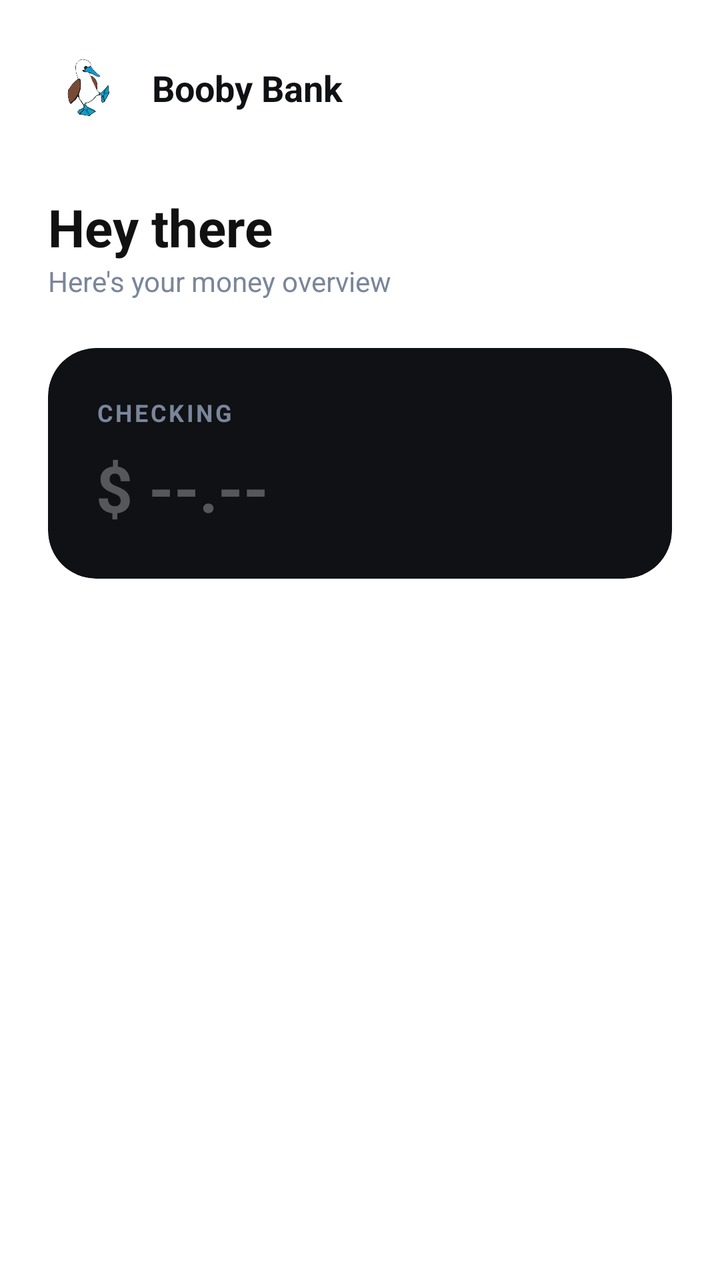
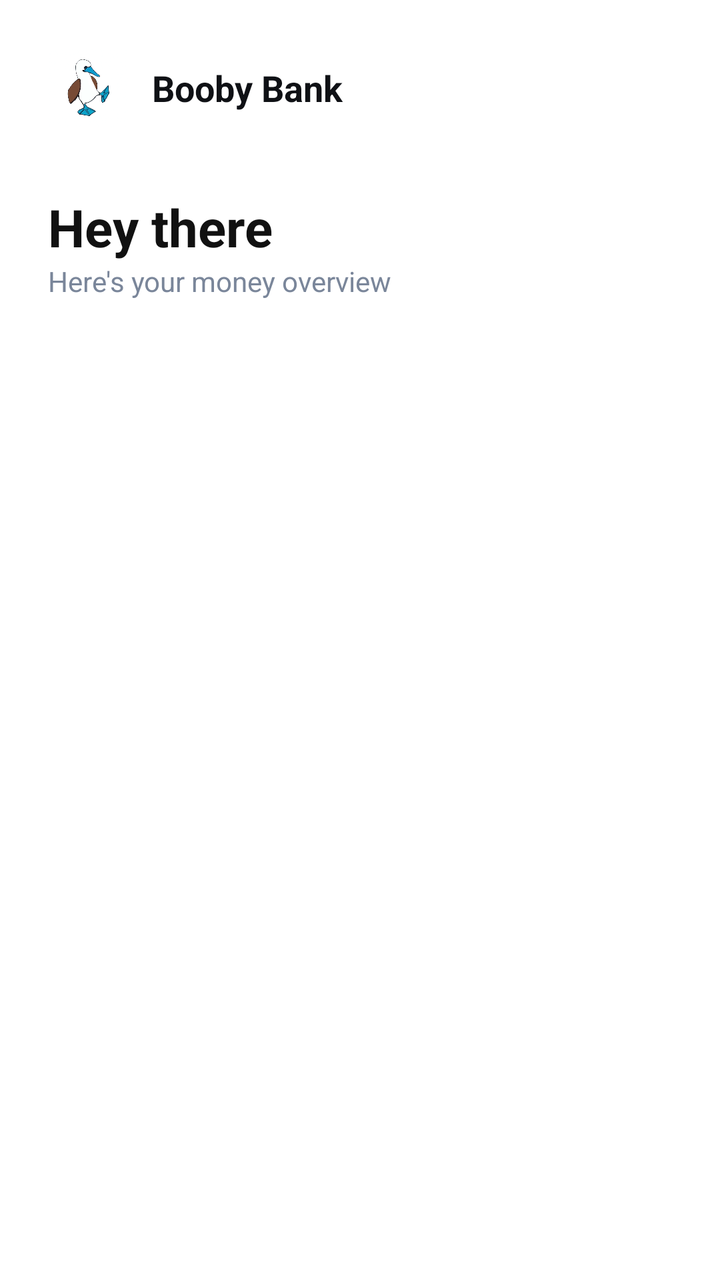

Compare the two renders of this Android layout. The source of the first and the diff that turns it into the second are given below.
<!-- AndroidManifest.xml: application theme Theme.YourBankApp -->
<!-- res/layout/fragment_dashboard.xml -->
<?xml version="1.0" encoding="utf-8"?>
<LinearLayout xmlns:android="http://schemas.android.com/apk/res/android"
    xmlns:app="http://schemas.android.com/apk/res-auto"
    android:layout_width="match_parent"
    android:layout_height="match_parent"
    android:orientation="vertical"
    android:padding="24dp"
    android:background="@color/white">

    <RelativeLayout
        android:layout_width="match_parent"
        android:layout_height="wrap_content"
        android:layout_marginBottom="32dp">

        <ImageView
            android:id="@+id/logo_icon"
            android:layout_width="40dp"
            android:layout_height="40dp"
            android:layout_alignParentStart="true"
            android:src="@drawable/booby" />

        <TextView
            android:layout_width="wrap_content"
            android:layout_height="wrap_content"
            android:layout_toEndOf="@id/logo_icon"
            android:layout_centerVertical="true"
            android:layout_marginStart="12dp"
            android:text="@string/app_name"
            android:textStyle="bold"
            android:textColor="@color/bg_dark"
            android:textSize="18sp" />
    </RelativeLayout>

    <TextView
        android:id="@+id/tv_welcome_name"
        android:layout_width="wrap_content"
        android:layout_height="wrap_content"
        android:text="@string/welcome_message"
        android:textSize="26sp"
        android:textStyle="bold"
        android:textColor="@color/text_main" />

    <TextView
        android:layout_width="wrap_content"
        android:layout_height="wrap_content"
        android:text="@string/money_overview"
        android:textColor="@color/text_muted"
        android:textSize="14sp"
        android:layout_marginBottom="24dp" />

    <com.google.android.material.card.MaterialCardView
        android:id="@+id/card_balance"
        android:layout_width="match_parent"
        android:layout_height="wrap_content"
        app:cardCornerRadius="24dp"
        app:cardBackgroundColor="@color/bg_dark"
        app:strokeWidth="0dp"
        android:padding="24dp"
        android:clickable="true"
        android:focusable="true"
        android:foreground="?attr/selectableItemBackground">

        <LinearLayout
            android:layout_width="match_parent"
            android:layout_height="wrap_content"
            android:orientation="vertical"
            android:padding="24dp">

            <TextView
                android:layout_width="wrap_content"
                android:layout_height="wrap_content"
                android:text="@string/checking_label"
                android:textColor="@color/text_muted"
                android:textStyle="bold"
                android:textSize="12sp"
                android:letterSpacing="0.1" />

            <FrameLayout
                android:layout_width="wrap_content"
                android:layout_height="wrap_content"
                android:layout_marginTop="8dp">

                <TextView
                    android:id="@+id/tv_balance"
                    android:layout_width="wrap_content"
                    android:layout_height="wrap_content"
                    android:text="$ --.--"
                    android:textColor="@color/white"
                    android:textSize="32sp"
                    android:textStyle="bold"
                    android:alpha="0.3" />

                <ProgressBar
                    android:id="@+id/pb_balance_loading"
                    style="?android:attr/progressBarStyleSmall"
                    android:layout_width="wrap_content"
                    android:layout_height="wrap_content"
                    android:layout_gravity="center"
                    android:indeterminateTint="@color/white" />
            </FrameLayout>
        </LinearLayout>
    </com.google.android.material.card.MaterialCardView>

</LinearLayout>
<!-- resources referenced by this layout -->
<resources>
  <color name="bg_dark">#0F1115</color>
  <color name="text_main">#111111</color>
  <color name="text_muted">#7A869A</color>
  <color name="white">#FFFFFF</color>
  <!-- drawable booby: png bitmap (drawable, 149043 bytes) -->
  <string name="app_name">Booby Bank</string>
  <string name="checking_label">CHECKING</string>
  <string name="money_overview">Here\'s your money overview</string>
  <string name="welcome_message">Hey there</string>
  <style name="Theme.YourBankApp" parent="Theme.Material3.DayNight.NoActionBar">
          
          <item name="colorPrimary">@color/bg_dark</item>
          <item name="colorOnPrimary">@color/white</item>
          
          <item name="colorSecondary">@color/card_light</item>
          <item name="colorOnSecondary">@color/text_main</item>
          
          <item name="android:statusBarColor">@color/white</item>
          <item name="android:windowLightStatusBar">true</item>
      </style>
  <color name="card_light">#F4F7FC</color>
</resources>

<!-- the commit's change to res/layout/fragment_dashboard.xml (unified diff, before → after) -->
@@ -1,104 +1,71 @@
 <?xml version="1.0" encoding="utf-8"?>
-<LinearLayout xmlns:android="http://schemas.android.com/apk/res/android"
+<androidx.core.widget.NestedScrollView xmlns:android="http://schemas.android.com/apk/res/android"
     xmlns:app="http://schemas.android.com/apk/res-auto"
     android:layout_width="match_parent"
     android:layout_height="match_parent"
-    android:orientation="vertical"
-    android:padding="24dp"
     android:background="@color/white">
 
-    <RelativeLayout
+    <LinearLayout
         android:layout_width="match_parent"
         android:layout_height="wrap_content"
-        android:layout_marginBottom="32dp">
+        android:orientation="vertical"
+        android:padding="24dp">
 
-        <ImageView
-            android:id="@+id/logo_icon"
-            android:layout_width="40dp"
-            android:layout_height="40dp"
-            android:layout_alignParentStart="true"
-            android:src="@drawable/booby" />
+        <RelativeLayout
+            android:layout_width="match_parent"
+            android:layout_height="wrap_content"
+            android:layout_marginBottom="32dp">
+
+            <ImageView
+                android:id="@+id/logo_icon"
+                android:layout_width="40dp"
+                android:layout_height="40dp"
+                android:layout_alignParentStart="true"
+                android:src="@drawable/booby" />
+
+            <TextView
+                android:layout_width="wrap_content"
+                android:layout_height="wrap_content"
+                android:layout_toEndOf="@id/logo_icon"
+                android:layout_centerVertical="true"
+                android:layout_marginStart="12dp"
+                android:text="@string/app_name"
+                android:textStyle="bold"
+                android:textColor="@color/bg_dark"
+                android:textSize="18sp" />
+        </RelativeLayout>
+
+        <TextView
+            android:id="@+id/tv_welcome_name"
+            android:layout_width="wrap_content"
+            android:layout_height="wrap_content"
+            android:text="@string/welcome_message"
+            android:textSize="26sp"
+            android:textStyle="bold"
+            android:textColor="@color/text_main" />
 
         <TextView
             android:layout_width="wrap_content"
             android:layout_height="wrap_content"
-            android:layout_toEndOf="@id/logo_icon"
-            android:layout_centerVertical="true"
-            android:layout_marginStart="12dp"
-            android:text="@string/app_name"
-            android:textStyle="bold"
-            android:textColor="@color/bg_dark"
-            android:textSize="18sp" />
-    </RelativeLayout>
+            android:text="@string/money_overview"
+            android:textColor="@color/text_muted"
+            android:textSize="14sp"
+            android:layout_marginBottom="24dp" />
 
-    <TextView
-        android:id="@+id/tv_welcome_name"
-        android:layout_width="wrap_content"
-        android:layout_height="wrap_content"
-        android:text="@string/welcome_message"
-        android:textSize="26sp"
-        android:textStyle="bold"
-        android:textColor="@color/text_main" />
-
-    <TextView
-        android:layout_width="wrap_content"
-        android:layout_height="wrap_content"
-        android:text="@string/money_overview"
-        android:textColor="@color/text_muted"
-        android:textSize="14sp"
-        android:layout_marginBottom="24dp" />
-
-    <com.google.android.material.card.MaterialCardView
-        android:id="@+id/card_balance"
-        android:layout_width="match_parent"
-        android:layout_height="wrap_content"
-        app:cardCornerRadius="24dp"
-        app:cardBackgroundColor="@color/bg_dark"
-        app:strokeWidth="0dp"
-        android:padding="24dp"
-        android:clickable="true"
-        android:focusable="true"
-        android:foreground="?attr/selectableItemBackground">
-
-        <LinearLayout
+        <ProgressBar
+            android:id="@+id/pb_dashboard_loading"
+            style="?android:attr/progressBarStyleHorizontal"
             android:layout_width="match_parent"
             android:layout_height="wrap_content"
-            android:orientation="vertical"
-            android:padding="24dp">
+            android:indeterminate="true"
+            android:visibility="gone"
+            android:layout_marginBottom="16dp" />
 
-            <TextView
-                android:layout_width="wrap_content"
-                android:layout_height="wrap_content"
-                android:text="@string/checking_label"
-                android:textColor="@color/text_muted"
-                android:textStyle="bold"
-                android:textSize="12sp"
-                android:letterSpacing="0.1" />
+        <androidx.recyclerview.widget.RecyclerView
+            android:id="@+id/rv_accounts"
+            android:layout_width="match_parent"
+            android:layout_height="wrap_content"
+            android:nestedScrollingEnabled="false" />
 
-            <FrameLayout
-                android:layout_width="wrap_content"
-                android:layout_height="wrap_content"
-                android:layout_marginTop="8dp">
-
-                <TextView
-                    android:id="@+id/tv_balance"
-                    android:layout_width="wrap_content"
-                    android:layout_height="wrap_content"
-                    android:text="$ --.--"
-                    android:textColor="@color/white"
-                    android:textSize="32sp"
-                    android:textStyle="bold"
-                    android:alpha="0.3" />
-
-                <ProgressBar
-                    android:id="@+id/pb_balance_loading"
-                    style="?android:attr/progressBarStyleSmall"
-                    android:layout_width="wrap_content"
-                    android:layout_height="wrap_content"
-                    android:layout_gravity="center"
-                    android:indeterminateTint="@color/white" />
-            </FrameLayout>
-        </LinearLayout>
-    </com.google.android.material.card.MaterialCardView>
-
-</LinearLayout>
+    </LinearLayout>
+</androidx.core.widget.NestedScrollView>
<!-- resource entries referenced after the edit -->
@@ -6,7 +6,6 @@
   <color name="white">#FFFFFF</color>
   <!-- drawable booby: png bitmap (drawable, 149043 bytes) -->
   <string name="app_name">Booby Bank</string>
-  <string name="checking_label">CHECKING</string>
   <string name="money_overview">Here\'s your money overview</string>
   <string name="welcome_message">Hey there</string>
   <style name="Theme.YourBankApp" parent="Theme.Material3.DayNight.NoActionBar">
